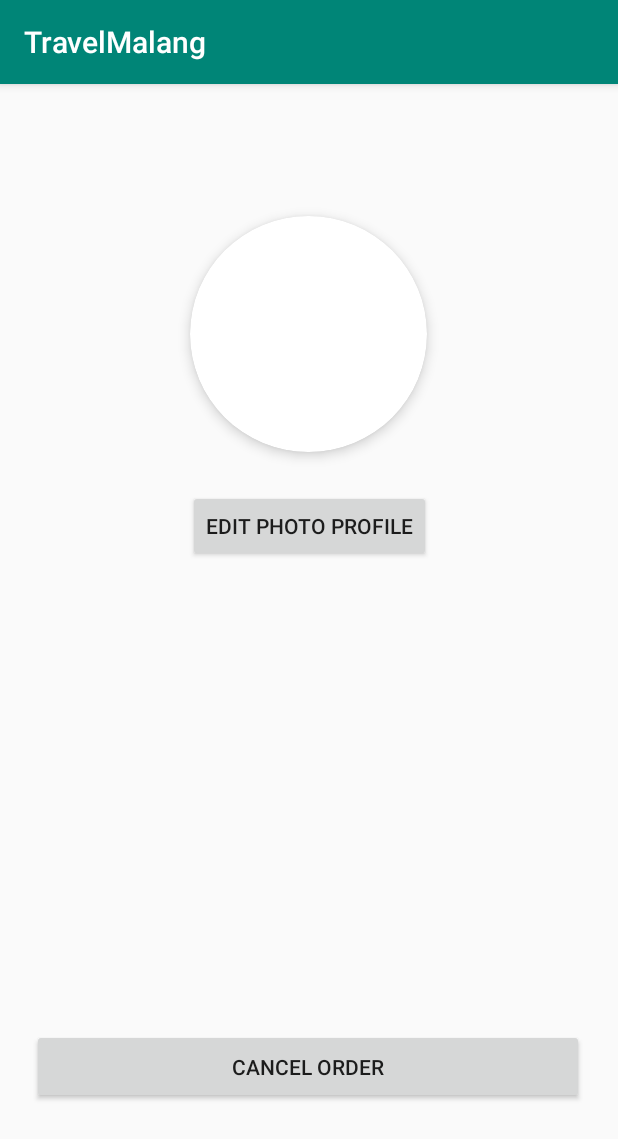
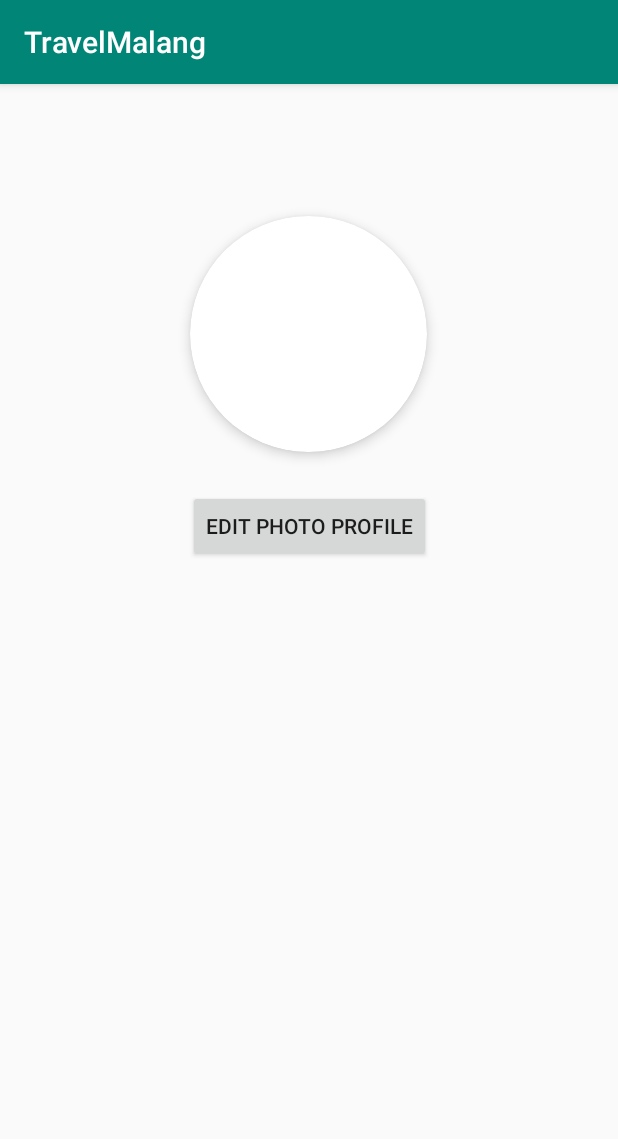
Before and after one commit to tsanyalwan/TravelMalang, an Android app: the fragment ProfileFragment shown on its own in the app's theme, on a phone screen of 412 x 824 dp. Shown: the top 1139 px of the screen. Run offline under Robolectric (Android 15) with nearby library versions, the phone set to English and light mode, and no system bars; our stand-ins replace Firebase (no records; nobody signed in at launch, a user with empty details on screens opened directly).

```diff
--- a/app/src/main/res/layout/fragment_profile.xml
+++ b/app/src/main/res/layout/fragment_profile.xml
@@ -5,17 +5,6 @@
     android:layout_width="match_parent"
     android:layout_height="match_parent"
     tools:context=".fragments.ProfileFragment" >
-    <androidx.recyclerview.widget.RecyclerView
-        android:id="@+id/listPaket"
-        app:layout_constraintLeft_toLeftOf="parent"
-        app:layout_constraintRight_toRightOf="parent"
-        app:layout_constraintTop_toTopOf="parent"
-        app:layout_constraintBottom_toBottomOf="parent"
-        android:layout_width="match_parent"
-        android:layout_height="match_parent"
-        tools:layout_editor_absoluteX="8dp"
-        tools:layout_editor_absoluteY="8dp"
-        />
 
     <androidx.cardview.widget.CardView
         android:layout_width="158dp"
@@ -52,15 +41,4 @@
         app:layout_constraintVertical_bias="0.376"
         />
 
-    <Button
-        android:id="@+id/btnCancelOrder"
-        android:layout_width="368dp"
-        android:layout_height="50dp"
-        android:layout_marginBottom="88dp"
-        android:text="Cancel order"
-        app:layout_constraintBottom_toBottomOf="parent"
-        app:layout_constraintEnd_toEndOf="parent"
-        app:layout_constraintHorizontal_bias="0.488"
-        app:layout_constraintStart_toStartOf="parent" />
-
 </androidx.constraintlayout.widget.ConstraintLayout>
```
Also changed, not shown: app/src/main/res/layout/fragment_paket.xml (+12 -0 lines), app/src/main/res/layout/preference.xml (deleted, +0 -8 lines).
